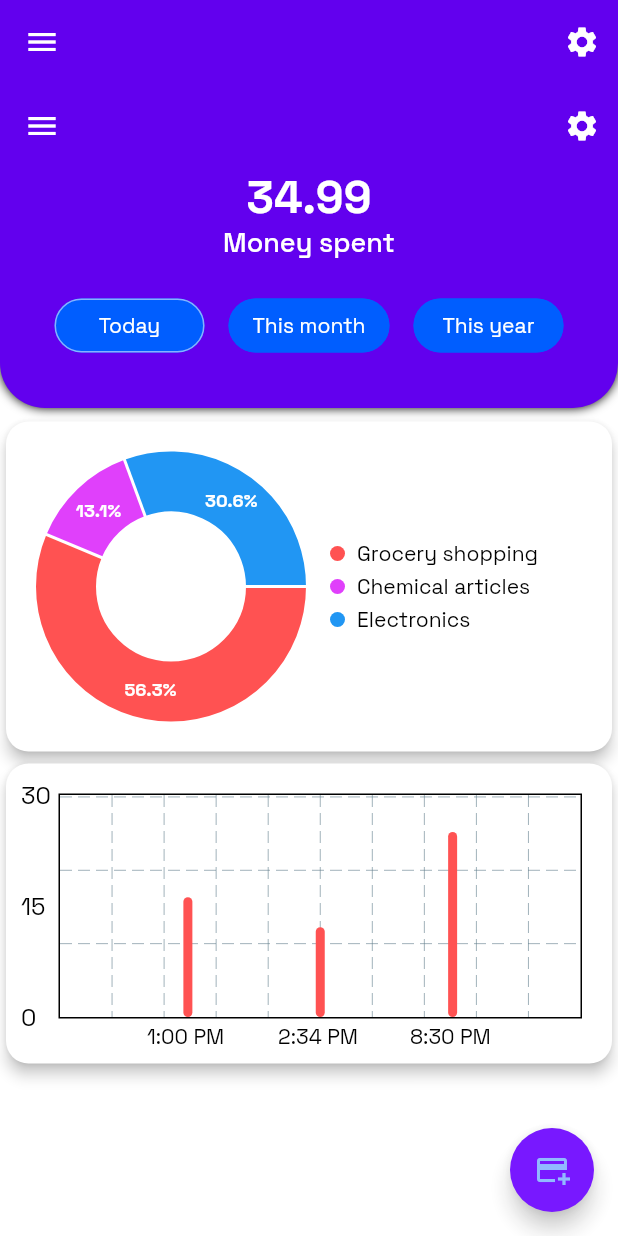
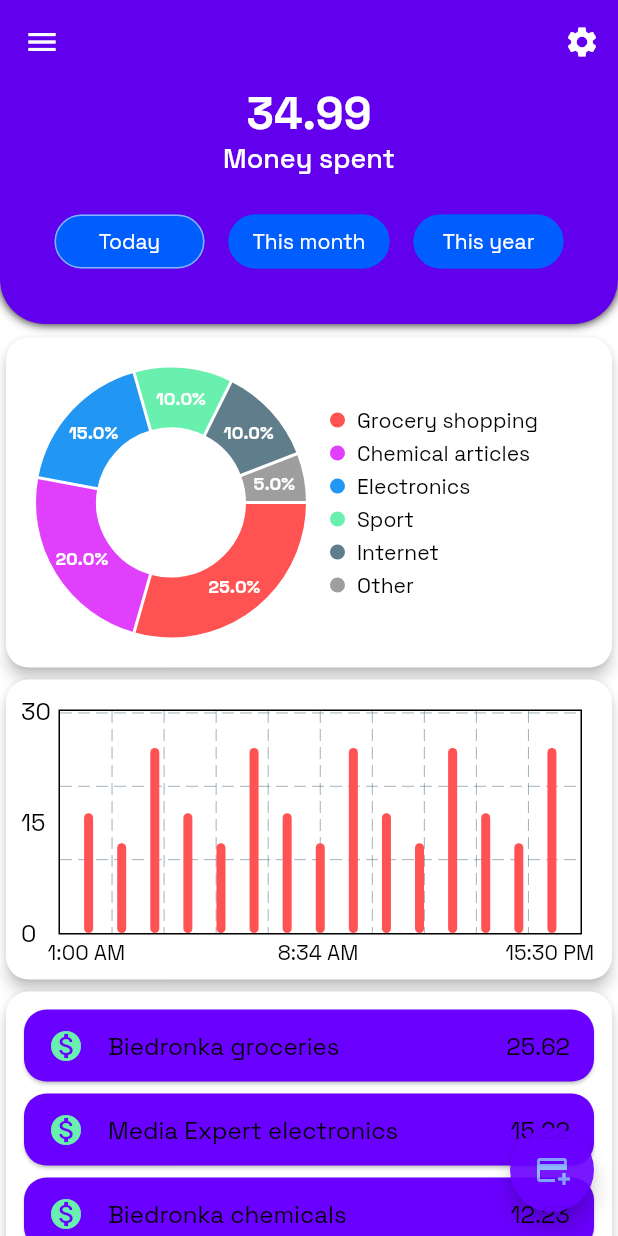
Before and after one commit to justdodo27/financepal, a Flutter app: the screen it shows after launch, on a phone screen of 412 x 824 dp. Run offline on Flutter 3.47's test engine with Material 2 defaults, Android fonts, the phone set to English and light mode, and no system bars; drawn by our look-alikes of fl_chart; our stand-ins replace google_fonts, shared_preferences.

Commit message:
Create home page

```diff
--- a/frontend/lib/pages/home_page/home_page.dart
+++ b/frontend/lib/pages/home_page/home_page.dart
@@ -1,10 +1,9 @@
 import 'package:flutter/material.dart';
-import 'package:frontend/pages/settings_page/settings_page.dart';
 
 import 'components/appbar_bottom.dart';
-import '../../utils/custom_router.dart';
+import 'components/pie_chart_section.dart';
 import 'components/bar_chart_section.dart';
-import 'components/pie_chart_section.dart';
+import 'components/last_payments_section.dart';
 
 class HomePage extends StatefulWidget {
   const HomePage({super.key});
@@ -16,31 +15,49 @@ class HomePage extends StatefulWidget {
 class _HomePageState extends State<HomePage> {
   final appBarBottomHeight = 160.0;
 
+  String optionSelected = 'TODAY';
+
   final todayPieData = [
-    PieData(name: 'Grocery shopping', percent: 56.3, color: Colors.redAccent),
-    PieData(
-        name: 'Chemical articles', percent: 13.1, color: Colors.purpleAccent),
-    PieData(name: 'Electronics', percent: 30.6, color: Colors.blue),
+    PieData(name: 'Grocery shopping', percent: 25, color: Colors.redAccent),
+    PieData(name: 'Chemical articles', percent: 20, color: Colors.purpleAccent),
+    PieData(name: 'Electronics', percent: 15, color: Colors.blue),
+    PieData(name: 'Sport', percent: 10, color: Colors.greenAccent),
+    PieData(name: 'Internet', percent: 10, color: Colors.blueGrey),
+    PieData(name: 'Other', percent: 5, color: Colors.grey),
   ];
 
   final monthPieData = [
     PieData(name: 'Grocery shopping', percent: 47.3, color: Colors.redAccent),
     PieData(
         name: 'Chemical articles', percent: 26.1, color: Colors.purpleAccent),
-    PieData(name: 'Electronics', percent: 26.6, color: Colors.blue),
+    PieData(name: 'Electronics', percent: 21.6, color: Colors.blue),
+    PieData(name: 'Other', percent: 5, color: Colors.grey),
   ];
 
   final yearPieData = [
     PieData(name: 'Grocery shopping', percent: 48.0, color: Colors.redAccent),
     PieData(
-        name: 'Chemical articles', percent: 30.0, color: Colors.purpleAccent),
+        name: 'Chemical articles', percent: 25.0, color: Colors.purpleAccent),
     PieData(name: 'Electronics', percent: 12.0, color: Colors.blue),
+    PieData(name: 'Other', percent: 5, color: Colors.grey),
   ];
 
   final todayBarData = [
-    BarData(id: 0, name: '1:00 PM', value: 16.33, color: Colors.redAccent),
-    BarData(id: 1, name: '2:34 PM', value: 12.23, color: Colors.redAccent),
-    BarData(id: 2, name: '8:30 PM', value: 25.22, color: Colors.redAccent),
+    BarData(id: 0, name: '1:00 AM', value: 16.33, color: Colors.redAccent),
+    BarData(id: 1, name: '2:34 AM', value: 12.23, color: Colors.redAccent),
+    BarData(id: 2, name: '3:30 AM', value: 25.22, color: Colors.redAccent),
+    BarData(id: 3, name: '4:00 AM', value: 16.33, color: Colors.redAccent),
+    BarData(id: 4, name: '5:34 AM', value: 12.23, color: Colors.redAccent),
+    BarData(id: 5, name: '6:30 AM', value: 25.22, color: Colors.redAccent),
+    BarData(id: 6, name: '7:00 AM', value: 16.33, color: Colors.redAccent),
+    BarData(id: 7, name: '8:34 AM', value: 12.23, color: Colors.redAccent),
+    BarData(id: 8, name: '9:30 AM', value: 25.22, color: Colors.redAccent),
+    BarData(id: 9, name: '10:00 AM', value: 16.33, color: Colors.redAccent),
+    BarData(id: 10, name: '11:34 AM', value: 12.23, color: Colors.redAccent),
+    BarData(id: 11, name: '12:30 PM', value: 25.22, color: Colors.redAccent),
+    BarData(id: 12, name: '13:00 PM', value: 16.33, color: Colors.redAccent),
+    BarData(id: 13, name: '14:34 PM', value: 12.23, color: Colors.redAccent),
+    BarData(id: 14, name: '15:30 PM', value: 25.22, color: Colors.redAccent),
   ];
 
   final monthBarData = [
@@ -51,15 +68,88 @@ class _HomePageState extends State<HomePage> {
     BarData(id: 4, name: '05/03', value: 35.27, color: Colors.greenAccent),
     BarData(id: 5, name: '06/03', value: 55.52, color: Colors.greenAccent),
     BarData(id: 6, name: '07/03', value: 45.29, color: Colors.greenAccent),
+    BarData(id: 7, name: '07/03', value: 56.33, color: Colors.greenAccent),
+    BarData(id: 8, name: '08/03', value: 22.23, color: Colors.greenAccent),
+    BarData(id: 9, name: '09/03', value: 15.22, color: Colors.greenAccent),
+    BarData(id: 10, name: '10/03', value: 25.62, color: Colors.greenAccent),
+    BarData(id: 11, name: '11/03', value: 35.27, color: Colors.greenAccent),
+    BarData(id: 12, name: '12/03', value: 55.52, color: Colors.greenAccent),
+    BarData(id: 13, name: '13/03', value: 45.29, color: Colors.greenAccent),
+    BarData(id: 14, name: '14/03', value: 35.27, color: Colors.greenAccent),
+    BarData(id: 15, name: '15/03', value: 55.52, color: Colors.greenAccent),
+    BarData(id: 16, name: '16/03', value: 45.29, color: Colors.greenAccent),
+    BarData(id: 17, name: '17/03', value: 56.33, color: Colors.greenAccent),
+    BarData(id: 18, name: '18/03', value: 22.23, color: Colors.greenAccent),
+    BarData(id: 19, name: '19/03', value: 15.22, color: Colors.greenAccent),
+    BarData(id: 20, name: '20/03', value: 25.62, color: Colors.greenAccent),
+    BarData(id: 21, name: '21/03', value: 35.27, color: Colors.greenAccent),
+    BarData(id: 22, name: '22/03', value: 55.52, color: Colors.greenAccent),
+    BarData(id: 23, name: '23/03', value: 45.29, color: Colors.greenAccent),
+    BarData(id: 24, name: '24/03', value: 35.27, color: Colors.greenAccent),
+    BarData(id: 25, name: '25/03', value: 55.52, color: Colors.greenAccent),
+    BarData(id: 26, name: '26/03', value: 45.29, color: Colors.greenAccent),
+    BarData(id: 27, name: '27/03', value: 56.33, color: Colors.greenAccent),
+    BarData(id: 28, name: '28/03', value: 22.23, color: Colors.greenAccent),
+    BarData(id: 29, name: '29/03', value: 15.22, color: Colors.greenAccent),
+    BarData(id: 30, name: '30/03', value: 25.62, color: Colors.greenAccent),
+    BarData(id: 31, name: '31/03', value: 25.62, color: Colors.greenAccent),
   ];
 
   final yearBarData = [
     BarData(id: 0, name: 'January', value: 560.33, color: Colors.purpleAccent),
     BarData(id: 1, name: 'February', value: 120.23, color: Colors.purpleAccent),
     BarData(id: 2, name: 'March', value: 450.22, color: Colors.purpleAccent),
+    BarData(id: 3, name: 'April', value: 560.33, color: Colors.purpleAccent),
+    BarData(id: 4, name: 'May', value: 120.23, color: Colors.purpleAccent),
+    BarData(id: 5, name: 'June', value: 450.22, color: Colors.purpleAccent),
+    BarData(id: 6, name: 'July', value: 560.33, color: Colors.purpleAccent),
+    BarData(id: 7, name: 'August', value: 120.23, color: Colors.purpleAccent),
+    BarData(
+        id: 8, name: 'September', value: 450.22, color: Colors.purpleAccent),
+    BarData(id: 9, name: 'October', value: 560.33, color: Colors.purpleAccent),
+    BarData(
+        id: 10, name: 'November', value: 120.23, color: Colors.purpleAccent),
+    BarData(
+        id: 11, name: 'December', value: 450.22, color: Colors.purpleAccent),
   ];
 
-  String optionSelected = 'TODAY';
+  final todayPayments = [
+    PaymentData(
+        name: 'Biedronka groceries', value: 25.62, color: Colors.greenAccent),
+    PaymentData(
+        name: 'Media Expert electronics',
+        value: 15.22,
+        color: Colors.greenAccent),
+    PaymentData(
+        name: 'Biedronka chemicals', value: 12.23, color: Colors.greenAccent),
+    PaymentData(name: 'Lidl shopping', value: 25.62, color: Colors.greenAccent),
+    PaymentData(name: 'Gym payment', value: 15.22, color: Colors.greenAccent),
+    PaymentData(name: 'Spotify', value: 12.23, color: Colors.greenAccent),
+  ];
+
+  final monthPayments = [
+    PaymentData(
+        name: 'Purchases on 23/03/2023',
+        value: 225.62,
+        color: Colors.greenAccent),
+    PaymentData(
+        name: 'Purchases on 22/03/2023',
+        value: 115.22,
+        color: Colors.greenAccent),
+    PaymentData(
+        name: 'Purchases on 21/03/2023',
+        value: 112.23,
+        color: Colors.greenAccent),
+  ];
+
+  final yearPayments = [
+    PaymentData(
+        name: 'January purchases', value: 1250.62, color: Colors.greenAccent),
+    PaymentData(
+        name: 'February purchases', value: 600.22, color: Colors.greenAccent),
+    PaymentData(
+        name: 'March purchases', value: 697.24, color: Colors.greenAccent),
+  ];
 
   List<PieData> get pieData {
     switch (optionSelected) {
@@ -83,29 +173,20 @@ class _HomePageState extends State<HomePage> {
     }
   }
 
+  List<PaymentData> get paymentData {
+    switch (optionSelected) {
+      case 'MONTH':
+        return monthPayments;
+      case 'YEAR':
+        return yearPayments;
+      default:
+        return todayPayments;
+    }
+  }
+
   @override
   Widget build(BuildContext context) {
-    return Scaffold(
-      appBar: AppBar(
-        elevation: 0,
-        leading: IconButton(
-          splashRadius: 25,
-          icon: const Icon(Icons.menu),
-          onPressed: () {},
-        ),
-        actions: [
-          IconButton(
-            splashRadius: 25,
-            icon: const Icon(Icons.settings),
-            onPressed: () => CustomRouter.push(
-              context: context,
-              page: const SettingsPage(),
-              animation: RouterAnimation.rightToLeft,
-            ),
-          )
-        ],
-      ),
-      body: Stack(
+    return Stack(
       children: [
         SingleChildScrollView(
           physics: const BouncingScrollPhysics(),
@@ -114,6 +195,7 @@ class _HomePageState extends State<HomePage> {
               SizedBox(height: appBarBottomHeight + 5), // AppBarBottom height
               PieChartSection(data: pieData),
               BarChartSection(data: barData),
+              LastPaymentsSection(data: paymentData),
             ],
           ),
         ),
@@ -126,7 +208,6 @@ class _HomePageState extends State<HomePage> {
               setState(() => optionSelected = selected),
         ),
       ],
-      ),
     );
   }
 }
```
Lines whose indentation alone changed are shown as unchanged.
